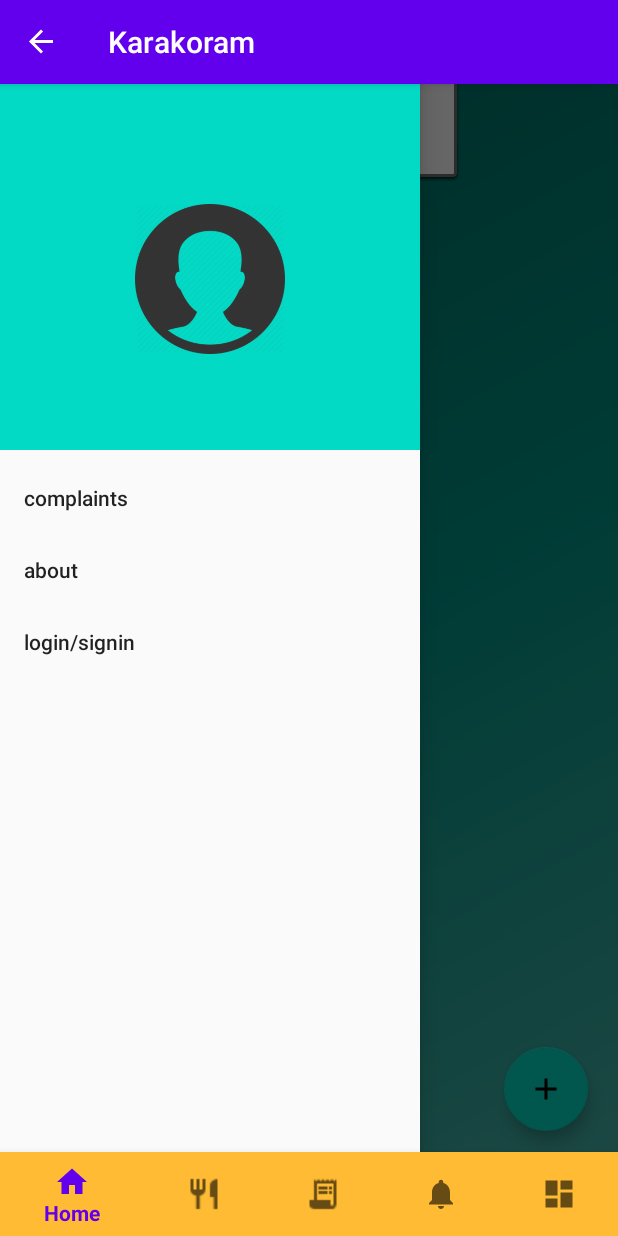
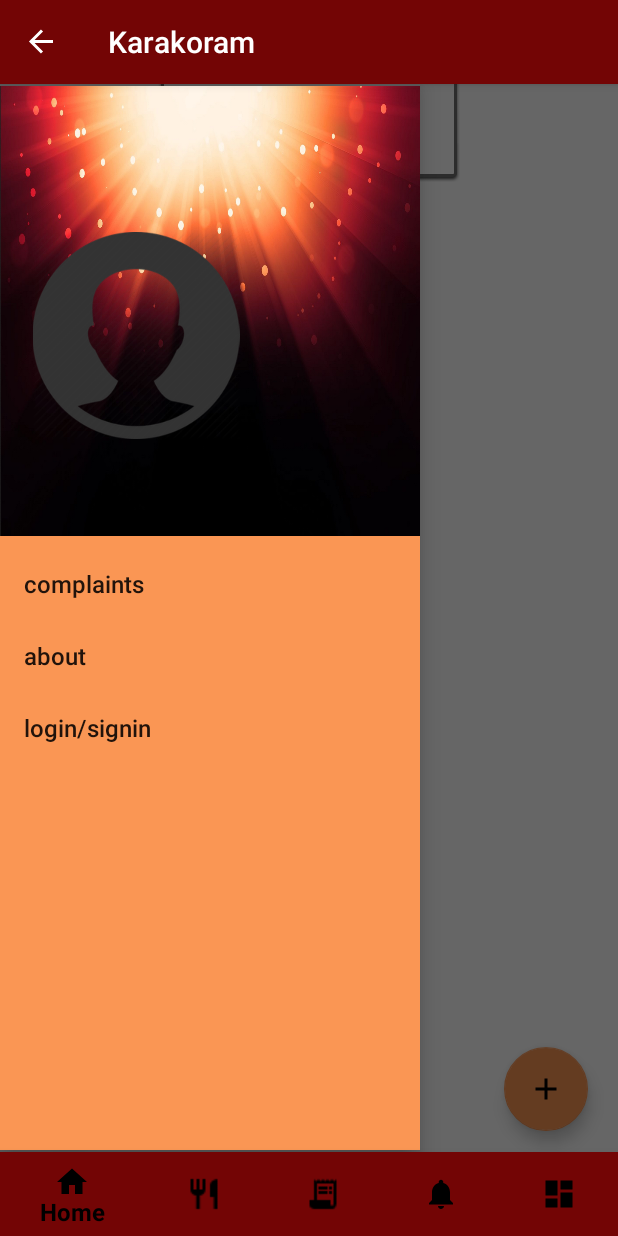
Before and after one commit to sauravmittal001/Karakoram, an Android app: the HomeFragment screen opened directly, with no data from a screen before it, with the side drawer open, on a phone screen of 412 x 824 dp. Run offline under Robolectric (Android 15) with nearby library versions, the phone set to English and light mode, and no system bars; our stand-ins replace Firebase (no records; nobody signed in at launch, a user with empty details on screens opened directly).

Commit message:
styling of navbars and tabs

```diff
--- a/app/src/main/java/com/example/karakoram/activity/MainActivity.java
+++ b/app/src/main/java/com/example/karakoram/activity/MainActivity.java
@@ -2,6 +2,8 @@ package com.example.karakoram.activity;
 
 import android.content.Intent;
 import android.content.SharedPreferences;
+import android.graphics.Color;
+import android.graphics.drawable.ColorDrawable;
 import android.os.Bundle;
 import android.view.Menu;
 import android.view.MenuItem;
@@ -21,6 +23,7 @@ import com.google.android.material.bottomnavigation.BottomNavigationView;
 import com.google.android.material.navigation.NavigationView;
 
 import androidx.annotation.NonNull;
+import androidx.appcompat.app.ActionBar;
 import androidx.appcompat.app.ActionBarDrawerToggle;
 import androidx.appcompat.app.AppCompatActivity;
 import androidx.core.view.GravityCompat;
--- /dev/null
+++ b/app/src/main/res/drawable/test.xml
@@ -0,0 +1,4 @@
+<?xml version="1.0" encoding="utf-8"?>
+<selector xmlns:android="http://schemas.android.com/apk/res/android">
+
+</selector>
--- a/app/src/main/res/layout/activity_main.xml
+++ b/app/src/main/res/layout/activity_main.xml
@@ -12,22 +12,29 @@
         android:id="@+id/drawer_layout"
         android:layout_width="match_parent"
         android:layout_height="match_parent"
-        tools:openDrawer="start"
-        android:fitsSystemWindows="true">
+        android:fitsSystemWindows="true"
+        app:layout_constraintEnd_toEndOf="parent"
+        app:layout_constraintStart_toStartOf="parent"
+        app:layout_constraintTop_toTopOf="parent"
+        tools:openDrawer="start">
 
         <FrameLayout
             android:id="@+id/fragment_container"
             android:layout_width="match_parent"
             android:layout_height="match_parent"
-            android:layout_marginBottom="56dp" />
+            android:layout_marginBottom="56dp"
+            android:background="#FFFFFF" />
 
 
         <com.google.android.material.navigation.NavigationView
+            android:id="@+id/side_navview"
             android:layout_width="wrap_content"
             android:layout_height="match_parent"
             android:layout_gravity="start"
+            android:layout_marginTop="57dp"
+            android:layout_marginBottom="57dp"
+            android:background="@color/colorAccent"
             app:headerLayout="@layout/header"
-            android:id="@+id/side_navview"
             app:menu="@menu/side_bar">
 
         </com.google.android.material.navigation.NavigationView>
@@ -39,7 +46,10 @@
         android:id="@+id/nav_view"
         android:layout_width="0dp"
         android:layout_height="wrap_content"
-        android:background="@android:color/holo_orange_light"
+        android:background="@color/colorPrimary"
+        app:itemIconTint="@color/black"
+        app:itemTextColor="@color/black"
+        app:itemHorizontalTranslationEnabled="true"
         app:layout_constraintBottom_toBottomOf="parent"
         app:layout_constraintLeft_toLeftOf="parent"
         app:layout_constraintRight_toRightOf="parent"
--- a/app/src/main/res/layout/activity_sign_in.xml
+++ b/app/src/main/res/layout/activity_sign_in.xml
@@ -230,6 +230,7 @@
         android:layout_height="wrap_content"
         android:onClick="onClickSignIn"
         android:text="Sign In"
+        android:textSize="14sp"
         app:layout_constraintBottom_toBottomOf="parent"
         app:layout_constraintEnd_toEndOf="parent"
         app:layout_constraintStart_toStartOf="parent"
@@ -241,6 +242,7 @@
         android:layout_height="wrap_content"
         android:onClick="onClickLogIn"
         android:text="Student Login"
+        android:textSize="14sp"
         app:layout_constraintBottom_toTopOf="@+id/adminUserDetailsLogin"
         app:layout_constraintEnd_toEndOf="parent"
         app:layout_constraintStart_toStartOf="parent"
@@ -252,6 +254,7 @@
         android:layout_height="wrap_content"
         android:onClick="onClickLogInAdmin"
         android:text="Admin Login"
+        android:textSize="14sp"
         app:layout_constraintBottom_toTopOf="@+id/userDetails"
         app:layout_constraintEnd_toEndOf="parent"
         app:layout_constraintStart_toStartOf="parent"
--- a/app/src/main/res/layout/fragment_home.xml
+++ b/app/src/main/res/layout/fragment_home.xml
@@ -4,7 +4,7 @@
     xmlns:tools="http://schemas.android.com/tools"
     android:layout_width="match_parent"
     android:layout_height="match_parent"
-    android:background="@drawable/side_nav_bar"
+    android:background="@drawable/test"
     tools:context=".parentFragment.HomeFragment">
 
     <com.google.android.material.floatingactionbutton.FloatingActionButton
--- a/app/src/main/res/layout/fragment_mess.xml
+++ b/app/src/main/res/layout/fragment_mess.xml
@@ -3,7 +3,7 @@
     xmlns:tools="http://schemas.android.com/tools"
     android:layout_width="match_parent"
     android:layout_height="match_parent"
-    tools:context=".messFragment">
+    tools:context="parentFragment.messFragment">
 
     <!-- TODO: Update blank fragment layout -->
 
--- a/app/src/main/res/layout/header.xml
+++ b/app/src/main/res/layout/header.xml
@@ -1,35 +1,45 @@
 <?xml version="1.0" encoding="utf-8"?>
-<LinearLayout
-    xmlns:android="http://schemas.android.com/apk/res/android" android:layout_width="match_parent"
+<LinearLayout xmlns:android="http://schemas.android.com/apk/res/android"
+    android:layout_width="wrap_content"
     android:layout_height="300dp"
-    android:orientation="vertical"
-    android:background="@color/colorAccent"
+    android:background="@drawable/theme2"
     android:gravity="bottom"
-    >
+    android:orientation="vertical">
 
     <ImageView
-        android:layout_width="wrap_content"
-        android:layout_height="100dp"
         android:id="@+id/user_image"
+        android:layout_width="161dp"
+        android:layout_height="138dp"
+        android:layout_gravity="center|start"
+
+        android:layout_marginStart="10dp"
+        android:layout_marginBottom="5dp"
         android:src="@drawable/user_image"
-
-        android:layout_gravity="center"
-        android:layout_marginBottom="25dp"/>
+        android:visibility="visible" />
 
     <TextView
         android:id="@+id/user_name"
-        android:layout_width="match_parent"
+        android:layout_width="wrap_content"
         android:layout_height="wrap_content"
-        android:paddingLeft="70dp"
-        android:text="Mahesh Patidar" />
+        android:layout_marginStart="10dp"
+        android:layout_marginBottom="0dp"
+        android:paddingLeft="0dp"
+        android:text="Mahesh Patidar"
+        android:textAppearance="@style/TextAppearance.AppCompat.Display1"
+        android:textColor="@color/colorAccent"
+        android:textSize="18sp" />
 
     <TextView
         android:id="@+id/user_entry_number"
         android:layout_width="wrap_content"
         android:layout_height="wrap_content"
-        android:layout_gravity="center"
-        android:text="ce1180113@iitd.ac.in" />
-
+        android:layout_gravity="center|start"
+        android:layout_marginStart="10dp"
+        android:layout_marginBottom="10dp"
+        android:text="ce1180113@iitd.ac.in"
+        android:textAppearance="@style/TextAppearance.AppCompat.Display1"
+        android:textColor="@color/colorAccent"
+        android:textSize="18sp" />
 
 
 </LinearLayout>
--- a/app/src/main/res/menu/side_bar.xml
+++ b/app/src/main/res/menu/side_bar.xml
@@ -5,12 +5,12 @@
 
     <item
         android:id="@+id/navigation_complaints"
-        android:title="complaints"/>
+        android:title="complaints" />
     <item
         android:id="@+id/navigation_about"
-        android:title="about"/>
+        android:title="about" />
     <item
         android:id="@+id/navigation_logout"
-        android:title="logout"/>
+        android:title="logout" />
 
 </menu>
--- a/app/src/main/res/values/colors.xml
+++ b/app/src/main/res/values/colors.xml
@@ -1,8 +1,8 @@
 <?xml version="1.0" encoding="utf-8"?>
 <resources>
-    <color name="colorPrimary">#6200EE</color>
-    <color name="colorPrimaryDark">#3700B3</color>
-    <color name="colorAccent">#03DAC5</color>
+    <color name="colorPrimary">#730505</color>
+    <color name="colorPrimaryDark">#3E3E3E</color>
+    <color name="colorAccent">#FA9654</color>
 
     <color name="white">#FFFFFF</color>
 
--- a/app/src/main/res/values/styles.xml
+++ b/app/src/main/res/values/styles.xml
@@ -1,4 +1,4 @@
-<resources>
+<resources xmlns:tools="http://schemas.android.com/tools">
 
     <!-- Base application theme. -->
     <style name="AppTheme" parent="Theme.AppCompat.Light.DarkActionBar">
@@ -6,12 +6,17 @@
         <item name="colorPrimary">@color/colorPrimary</item>
         <item name="colorPrimaryDark">@color/colorPrimaryDark</item>
         <item name="colorAccent">@color/colorAccent</item>
+        <item name="android:textSize">16dp</item>
 
     </style>
 
+    <style name="ActionBar" parent="Theme.AppCompat">
+        <item name="android:background">@color/colorAccent</item>
+    </style>
+
     <style name="CategoryTab" parent="Widget.Design.TabLayout">
-        <item name="tabIndicatorColor">@android:color/white</item>
-        <item name="tabSelectedTextColor">@android:color/white</item>
+        <item name="tabBackground">@color/colorPrimary</item>
+        <item name="tabSelectedTextColor">@color/colorAccent</item>
         <item name="tabTextAppearance">@style/CategoryTabTextAppearance</item>
     </style>
 
```
Also changed, not shown: app/src/main/res/drawable/theme1.png (added), app/src/main/res/drawable/theme2.png (added).
